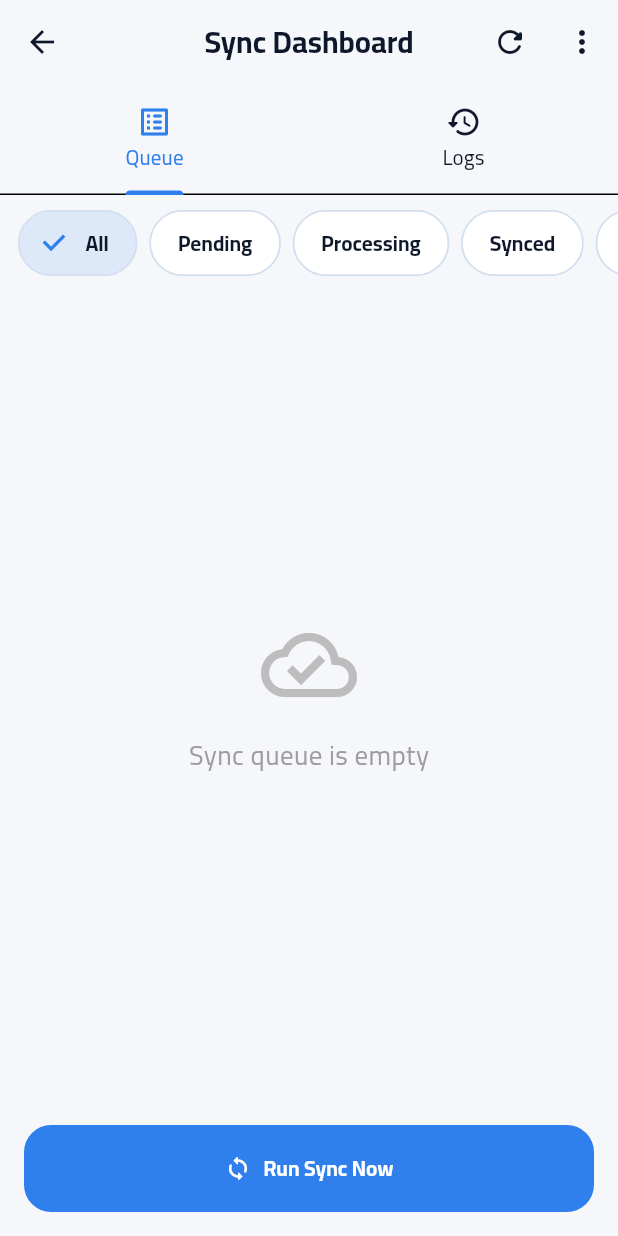
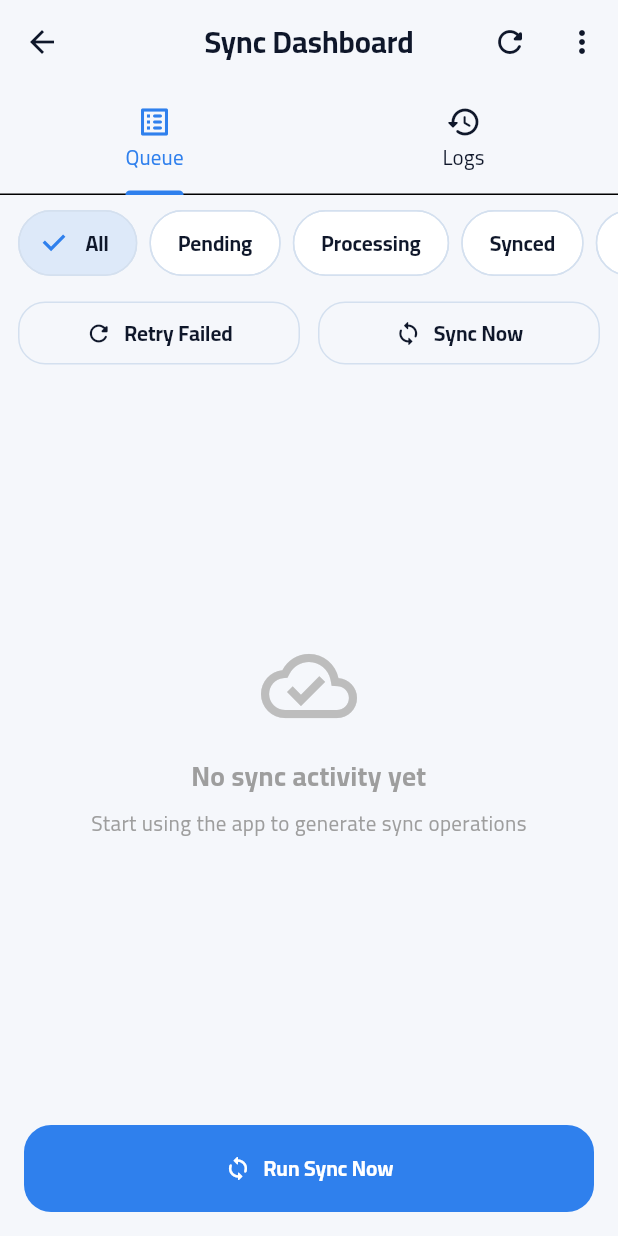
Before and after one commit to allidamech-bot/HASOOB, a Flutter app: the SyncDashboardScreen screen opened by its route, on a phone screen of 412 x 824 dp. Run offline on Flutter 3.47's test engine with Material 3 defaults, Android fonts, the phone set to English and light mode, and no system bars; our stand-ins replace cloud_firestore, connectivity_plus, firebase_analytics, firebase_auth, firebase_core, fl_chart and 6 more; accounts and stored records are empty.

Commit message:
Phase 21C: Advanced sync dashboard UX (bulk actions, sorting, visual improvements)

```diff
--- a/lib/screens/sync_dashboard_screen.dart
+++ b/lib/screens/sync_dashboard_screen.dart
@@ -125,6 +125,20 @@ class _SyncDashboardScreenState extends State<SyncDashboardScreen> with SingleTi
             }
 
             var operations = snapshot.data!;
+
+            // Sort by status priority: failed, pending, conflict, processing, synced, rejected
+            operations.sort((a, b) {
+              final priorityMap = {
+                SyncStatus.failed: 0,
+                SyncStatus.pending: 1,
+                SyncStatus.conflict: 2,
+                SyncStatus.processing: 3,
+                SyncStatus.synced: 4,
+                SyncStatus.rejected: 5,
+              };
+              return (priorityMap[a.status] ?? 99).compareTo(priorityMap[b.status] ?? 99);
+            });
+
             if (_selectedFilter != null) {
               operations = operations.where((op) => op.status == _selectedFilter).toList();
             }
@@ -132,6 +146,7 @@ class _SyncDashboardScreenState extends State<SyncDashboardScreen> with SingleTi
             return Column(
               children: [
                 _buildFilterBar(),
+                _buildBulkActions(),
                 Expanded(
                   child: operations.isEmpty
                       ? _buildEmptyState()
@@ -186,18 +201,77 @@ class _SyncDashboardScreenState extends State<SyncDashboardScreen> with SingleTi
     );
   }
 
+  Widget _buildBulkActions() {
+    return Padding(
+      padding: const EdgeInsets.symmetric(horizontal: 12, vertical: 4),
+      child: Row(
+        children: [
+          Expanded(
+            child: OutlinedButton.icon(
+              onPressed: () async {
+                await SyncQueueService.instance.retryAllFailed();
+                setState(() {});
+                if (mounted) {
+                  ScaffoldMessenger.of(context).showSnackBar(
+                    const SnackBar(content: Text('Retrying all failed operations')),
+                  );
+                }
+              },
+              icon: const Icon(Icons.refresh_rounded, size: 18),
+              label: const Text('Retry Failed'),
+              style: OutlinedButton.styleFrom(
+                padding: const EdgeInsets.symmetric(vertical: 8),
+              ),
+            ),
+          ),
+          const SizedBox(width: 12),
+          Expanded(
+            child: OutlinedButton.icon(
+              onPressed: () async {
+                await SmartSyncTriggerService.instance.onUserRequestedSync();
+                setState(() {});
+                if (mounted) {
+                  ScaffoldMessenger.of(context).showSnackBar(
+                    const SnackBar(content: Text('Manual sync triggered')),
+                  );
+                }
+              },
+              icon: const Icon(Icons.sync_rounded, size: 18),
+              label: const Text('Sync Now'),
+              style: OutlinedButton.styleFrom(
+                padding: const EdgeInsets.symmetric(vertical: 8),
+              ),
+            ),
+          ),
+        ],
+      ),
+    );
+  }
+
   Widget _buildEmptyState() {
     return Center(
+      child: Padding(
+        padding: const EdgeInsets.all(32.0),
         child: Column(
           mainAxisAlignment: MainAxisAlignment.center,
           children: [
             Icon(Icons.cloud_done_outlined, size: 64, color: Colors.grey[400]),
             const SizedBox(height: 16),
             Text(
-            _selectedFilter == null ? 'Sync queue is empty' : 'No ${_selectedFilter!.name} operations',
-            style: const TextStyle(fontSize: 18, color: Colors.grey),
+              _selectedFilter == null ? 'No sync activity yet' : 'No ${_selectedFilter!.name} operations',
+              style: const TextStyle(fontSize: 18, fontWeight: FontWeight.bold, color: Colors.grey),
+              textAlign: TextAlign.center,
+            ),
+            if (_selectedFilter == null) ...[
+              const SizedBox(height: 8),
+              Text(
+                'Start using the app to generate sync operations',
+                style: TextStyle(color: Colors.grey[500]),
+                textAlign: TextAlign.center,
               ),
             ],
+          ],
+        ),
       ),
     );
   }
@@ -257,7 +331,10 @@ class _OperationCard extends StatelessWidget {
       elevation: 0,
       shape: RoundedRectangleBorder(
         borderRadius: BorderRadius.circular(12),
-        side: BorderSide(color: colorScheme.outlineVariant),
+        side: BorderSide(
+          color: _getBorderColor(operation.status, colorScheme),
+          width: operation.status == SyncStatus.failed || operation.status == SyncStatus.conflict ? 1.5 : 1,
+        ),
       ),
       child: InkWell(
         borderRadius: BorderRadius.circular(12),
@@ -352,6 +429,23 @@ class _OperationCard extends StatelessWidget {
         return const Icon(Icons.block_rounded, color: Colors.grey);
       case SyncStatus.conflict:
         return const Icon(Icons.compare_arrows_rounded, color: Colors.deepOrange);
+    }
+  }
+
+  Color _getBorderColor(SyncStatus status, ColorScheme scheme) {
+    switch (status) {
+      case SyncStatus.failed:
+        return scheme.error;
+      case SyncStatus.conflict:
+        return Colors.orange;
+      case SyncStatus.pending:
+        return Colors.blue;
+      case SyncStatus.processing:
+        return scheme.primary;
+      case SyncStatus.synced:
+        return Colors.green.withValues(alpha: 0.5);
+      case SyncStatus.rejected:
+        return scheme.outlineVariant;
     }
   }
 
```
Lines whose indentation alone changed are shown as unchanged.
